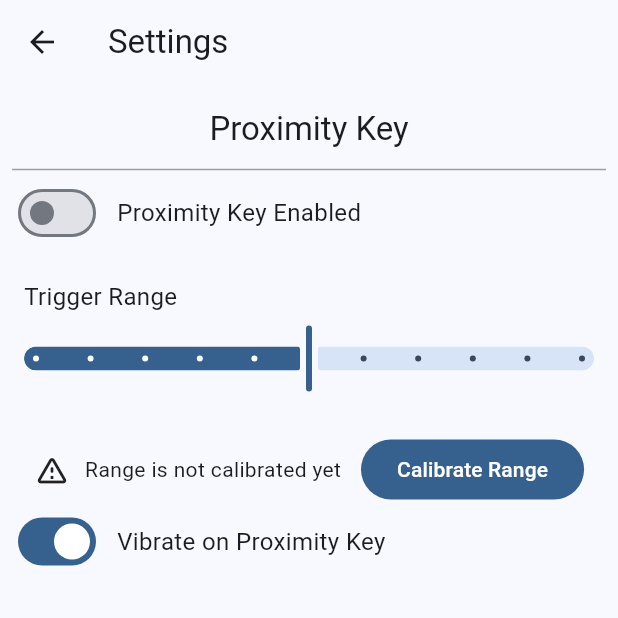
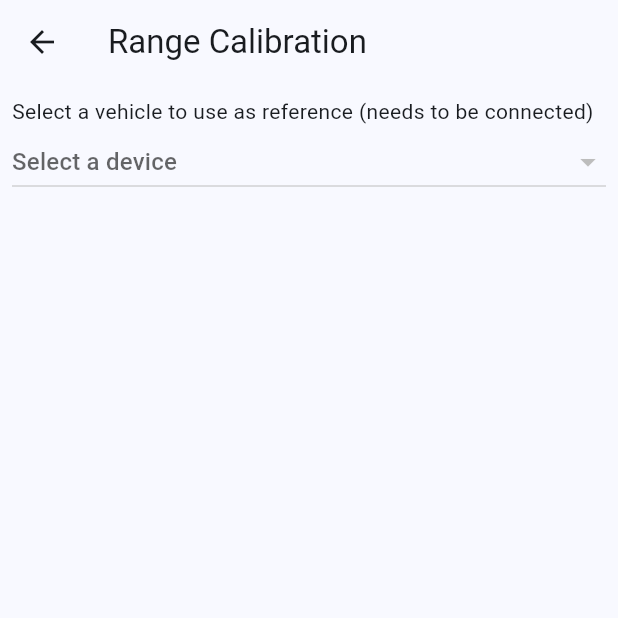
Before and after one commit to Mauznemo/OpenCarKey, a Flutter app: the SettingsPage screen opened by its route, after a tap on "Calibrate Range", on a phone screen of 412 x 824 dp, the top half of it. Run offline on Flutter 3.47's test engine with Material 3 defaults, Android fonts, the phone set to English and light mode, and no system bars; drawn by our look-alikes of dynamic_color; our stand-ins replace flutter_blue_plus, flutter_local_notifications, shared_preferences, vibration; missing offline and left inert: flutter_background_service; accounts and stored records are empty; statements that could not run were skipped.

Commit message:
feat(mobile app): add rssi for custom proximity key range

```diff
--- a/MobileApp/lib/main.dart
+++ b/MobileApp/lib/main.dart
@@ -2,6 +2,7 @@ import 'package:dynamic_color/dynamic_color.dart';
 import 'package:flutter/material.dart';
 
 import 'pages/home.dart';
+import 'pages/range_calibration.dart';
 import 'pages/settings.dart';
 import 'utils/utils.dart';
 
@@ -29,6 +30,7 @@ Future<void> main() async {
           routes: {
             '/': (context) => const HomePage(),
             '/settings': (context) => const SettingsPage(),
+            '/range_calibration': (context) => const RangeCalibrationPage(),
           },
         );
       },
--- /dev/null
+++ b/MobileApp/lib/pages/range_calibration.dart
@@ -0,0 +1,154 @@
+import 'dart:async';
+
+import 'package:flutter/material.dart';
+import 'package:flutter_background_service/flutter_background_service.dart';
+import 'package:shared_preferences/shared_preferences.dart';
+
+import '../services/ble_background_service.dart';
+import '../services/vehicle_service.dart';
+import '../types/ble_device.dart';
+import '../types/vehicle.dart';
+
+class RangeCalibrationPage extends StatefulWidget {
+  const RangeCalibrationPage({super.key});
+
+  @override
+  State<RangeCalibrationPage> createState() => _RangeCalibrationPageState();
+}
+
+class _RangeCalibrationPageState extends State<RangeCalibrationPage> {
+  final FlutterBackgroundService service = FlutterBackgroundService();
+  late SharedPreferences prefs;
+  List<Vehicle> connectedVehicles = [];
+  List<BleDevice> connectedDevices = [];
+  Vehicle? selectedVehicle;
+  late Timer timer;
+  late StreamSubscription<Map<String, dynamic>?> sub;
+
+  double triggerStrength = -200;
+
+  void loadPrefs() async {
+    prefs = await SharedPreferences.getInstance();
+
+    triggerStrength = prefs.getDouble('triggerStrength') ?? -200;
+
+    final vehiclesData = await VehicleStorage.getVehicles();
+
+    setState(() {
+      connectedVehicles = vehiclesData
+          .map((vehicle) => Vehicle(
+                device: BleDevice(
+                    macAddress: vehicle.macAddress,
+                    isConnected: connectedDevices.any(
+                        (element) => element.macAddress == vehicle.macAddress)),
+                data: vehicle,
+              ))
+          .toList()
+          .where((element) => element.device.isConnected)
+          .toList();
+    });
+  }
+
+  void getConnectedDevices() async {
+    if (!mounted) return;
+
+    setState(() {});
+
+    connectedDevices = await BleBackgroundService.getConnectedDevices();
+  }
+
+  void readSignalStrength() async {
+    if (selectedVehicle == null) return;
+    BleBackgroundService.sendMessage(selectedVehicle!.device, 'RSSI');
+  }
+
+  @override
+  void initState() {
+    super.initState();
+    getConnectedDevices();
+    loadPrefs();
+    timer = Timer.periodic(const Duration(seconds: 1), (timer) {
+      readSignalStrength();
+    });
+
+    sub = service.on('message_received').listen((event) {
+      if (event != null) {
+        if (event['message'].startsWith('RSSI:')) {
+          setState(() {
+            triggerStrength = double.parse(event['message'].split(':')[1]);
+          });
+        }
+      }
+    });
+  }
+
+  @override
+  void dispose() {
+    timer.cancel();
+    sub.cancel();
+    super.dispose();
+  }
+
+  @override
+  Widget build(BuildContext context) {
+    return Scaffold(
+      appBar: AppBar(title: Text('Range Calibration')),
+      body: Padding(
+        padding: const EdgeInsets.all(8.0),
+        child: Column(
+          children: [
+            Align(
+              alignment: Alignment.centerLeft,
+              child: Text(
+                'Select a vehicle to use as reference (needs to be connected)',
+              ),
+            ),
+            DropdownButton<Vehicle>(
+              value: selectedVehicle,
+              isExpanded: true,
+              hint: const Text('Select a device'),
+              onChanged: (Vehicle? newValue) {
+                setState(() {
+                  selectedVehicle = newValue;
+                });
+              },
+              items: connectedVehicles.map<DropdownMenuItem<Vehicle>>(
+                (Vehicle vehicle) {
+                  return DropdownMenuItem<Vehicle>(
+                    value: vehicle,
+                    child: Text(
+                      vehicle.data.name,
+                      overflow: TextOverflow.ellipsis,
+                    ),
+                  );
+                },
+              ).toList(),
+            ),
+            selectedVehicle == null
+                ? Container()
+                : Column(children: [
+                    const SizedBox(height: 150),
+                    Text(
+                        'Now go away from you vehicle until you are at the distance where proximity key should unlock and lock.',
+                        style: Theme.of(context).textTheme.titleMedium),
+                    const SizedBox(height: 50),
+                    Text(
+                        'Current signal strength: ${triggerStrength.toStringAsFixed(2)} dBm'),
+                    const SizedBox(height: 10),
+                    FilledButton(
+                        onPressed: () async {
+                          await prefs.setDouble(
+                              'triggerStrength', triggerStrength);
+                          BleBackgroundService.setProximityStrength(
+                              triggerStrength);
+                          setState(() {});
+                          Navigator.pop(context);
+                        },
+                        child: Text('Set distance'))
+                  ])
+          ],
+        ),
+      ),
+    );
+  }
+}
--- a/MobileApp/lib/pages/settings.dart
+++ b/MobileApp/lib/pages/settings.dart
@@ -14,14 +14,16 @@ class _SettingsState extends State<SettingsPage> {
   late SharedPreferences prefs;
   bool proximityKey = false;
   bool vibrate = true;
-  double triggerRange = 50;
+  double triggerStrength = -200;
+  double deadZone = 4;
 
   void loadPrefs() async {
     prefs = await SharedPreferences.getInstance();
 
     proximityKey = prefs.getBool('proximityKey') ?? false;
-    triggerRange = prefs.getDouble('triggerRange') ?? 50;
+    triggerStrength = prefs.getDouble('triggerStrength') ?? -200;
     vibrate = prefs.getBool('vibrate') ?? true;
+    deadZone = prefs.getDouble('deadZone') ?? 4;
 
     setState(() {});
   }
@@ -68,52 +70,6 @@ class _SettingsState extends State<SettingsPage> {
               ],
             ),
             const SizedBox(height: 20),
-            const Align(
-              alignment: Alignment.centerLeft,
-              child: Padding(
-                padding: EdgeInsets.only(left: 8.0),
-                child: Text(
-                  'Trigger Range',
-                  style: TextStyle(fontSize: 16),
-                ),
-              ),
-            ),
-            SliderTheme(
-              data: SliderTheme.of(context)
-                  .copyWith(year2023: false, padding: EdgeInsets.all(8)),
-              child: Slider(
-                  value: triggerRange,
-                  label: '${triggerRange.round().toString()}m',
-                  divisions: 10,
-                  min: 0,
-                  max: 100,
-                  onChanged: (value) {
-                    prefs.setDouble('triggerRange', value);
-                    BleBackgroundService.setProximityRange(value);
-
-                    setState(() {
-                      triggerRange = value;
-                    });
-                  }),
-            ),
-            const SizedBox(height: 20),
-            Padding(
-              padding: const EdgeInsets.symmetric(horizontal: 8),
-              child: Row(
-                mainAxisAlignment: MainAxisAlignment.spaceAround,
-                children: [
-                  Row(
-                    children: [
-                      const Icon(Icons.warning_amber_rounded),
-                      const SizedBox(width: 10),
-                      Text('Range is not calibrated yet'),
-                    ],
-                  ),
-                  FilledButton(
-                      onPressed: () {}, child: const Text('Calibrate Range')),
-                ],
-              ),
-            ),
             Row(
               children: [
                 Switch(
@@ -135,6 +91,88 @@ class _SettingsState extends State<SettingsPage> {
               ],
             ),
             const SizedBox(height: 20),
+            const Align(
+              alignment: Alignment.centerLeft,
+              child: Padding(
+                padding: EdgeInsets.only(left: 8.0),
+                child: Text(
+                  'Trigger Range',
+                  style: TextStyle(fontSize: 16),
+                ),
+              ),
+            ),
+            Padding(
+              padding: const EdgeInsets.symmetric(horizontal: 8),
+              child: Row(
+                mainAxisAlignment: MainAxisAlignment.spaceAround,
+                children: [
+                  triggerStrength == -200
+                      ? Row(
+                          children: [
+                            const Icon(Icons.warning_amber_rounded),
+                            const SizedBox(width: 10),
+                            Text('Range is not set yet'),
+                          ],
+                        )
+                      : Row(
+                          children: [
+                            const Icon(Icons.check_circle_outline),
+                            const SizedBox(width: 10),
+                            Text(
+                                'Range is set to ${triggerStrength.toStringAsFixed(2)} dBm'),
+                          ],
+                        ),
+                  FilledButton(
+                      onPressed: () async {
+                        await Navigator.pushNamed(
+                            context, '/range_calibration');
+                        triggerStrength =
+                            prefs.getDouble('triggerStrength') ?? -200;
+                        setState(() {});
+                      },
+                      child: const Text('Calibrate Range')),
+                ],
+              ),
+            ),
+            const SizedBox(height: 20),
+            Row(mainAxisAlignment: MainAxisAlignment.start, children: [
+              const Align(
+                alignment: Alignment.centerLeft,
+                child: Padding(
+                  padding: EdgeInsets.only(left: 8.0),
+                  child: Text(
+                    'Dead Zone',
+                    style: TextStyle(fontSize: 16),
+                  ),
+                ),
+              ),
+              Tooltip(
+                  message:
+                      'Range in which nothing will happen. Eg. 5m: After the car was locked you have to get around 5m closer to it to unlock again. This is to prevent rapid locking and unlocking if you are at the exact trigger distance',
+                  triggerMode: TooltipTriggerMode.tap,
+                  showDuration: const Duration(minutes: 2),
+                  child: Padding(
+                    padding: const EdgeInsets.symmetric(horizontal: 8.0),
+                    child: Icon(Icons.info_outline),
+                  )),
+            ]),
+            SliderTheme(
+                data: SliderTheme.of(context)
+                    .copyWith(year2023: false, padding: EdgeInsets.all(8)),
+                child: Slider(
+                    value: deadZone,
+                    min: 1,
+                    max: 15,
+                    divisions: 14,
+                    label: '${deadZone.toInt().toString()} m',
+                    onChanged: (value) {
+                      prefs.setDouble('deadZone', value);
+                      BleBackgroundService.setDeadZone(value);
+
+                      setState(() {
+                        deadZone = value;
+                      });
+                    }))
           ]),
         ));
   }
--- a/MobileApp/lib/services/ble_background_service.dart
+++ b/MobileApp/lib/services/ble_background_service.dart
@@ -17,11 +17,16 @@ import 'vehicle_service.dart';
 @pragma('vm:entry-point')
 class BleBackgroundService {
   static List<BackgroundVehicle> vehicles = [];
+  static List<String> _proxyLocked = [];
+  static final ValueNotifier<MessageData> _onMessageReceived =
+      ValueNotifier<MessageData>(MessageData('', ''));
+  static List<StreamSubscription?> _subscriptions = [];
   static final FlutterBackgroundService _service = FlutterBackgroundService();
   static late SharedPreferences _prefs;
   static bool _proximityKeyEnabled = false;
-  static double _proximityRange = 100;
+  static double _proximityStrength = 100;
   static bool _vibrate = true;
+  static double _deadZone = 4;
 
   // This should be in your main.dart before runApp
   static Future<void> initializeService() async {
@@ -100,7 +105,8 @@ class BleBackgroundService {
 
     _prefs = await SharedPreferences.getInstance();
     _proximityKeyEnabled = _prefs.getBool('proximityKey') ?? false;
-    _proximityRange = _prefs.getDouble('triggerRange') ?? 50;
+    _proximityStrength = _prefs.getDouble('triggerStrength') ?? -200;
+    _deadZone = _prefs.getDouble('deadZone') ?? 4;
     _vibrate = _prefs.getBool('vibrate') ?? true;
 
     service.on('set_proximity_key').listen((event) async {
@@ -108,7 +114,7 @@ class BleBackgroundService {
       bool enabled = event['enabled'];
       _proximityKeyEnabled = enabled;
 
-      String message = enabled ? 'al' : 'ald';
+      String message = enabled ? 'PROX_KEY_ON' : 'PROX_KEY_OFF';
       for (final vehicle in vehicles) {
         await BleService.sendMessage(vehicle.device, message);
       }
@@ -120,11 +126,26 @@ class BleBackgroundService {
       _vibrate = enabled;
     });
 
-    service.on('set_proximity_range').listen((event) {
+    service.on('set_dead_zone').listen((event) async {
       if (event == null) return;
-      double range = event['range'];
-      _proximityRange = range;
-      //TODO: Do calculation for rssi
+      double deadZone = event['deadZone'].toDouble();
+      _deadZone = deadZone;
+      for (final vehicle in vehicles) {
+        if (!vehicle.device.isConnected) continue;
+        await BleService.sendMessage(vehicle.device,
+            'RSSI_TRIG:${_proximityStrength.toStringAsFixed(2)},${deadZone.toInt()}');
+      }
+    });
+
+    service.on('set_proximity_strength').listen((event) async {
+      if (event == null) return;
+      double strength = event['strength'].toDouble();
+      _proximityStrength = strength;
+      for (final vehicle in vehicles) {
+        if (!vehicle.device.isConnected) continue;
+        await BleService.sendMessage(vehicle.device,
+            'RSSI_TRIG:${strength.toStringAsFixed(2)},${_deadZone.toInt()}');
+      }
     });
 
     service.on('reload_vehicles').listen((event) async {
@@ -191,34 +212,71 @@ class BleBackgroundService {
       changedVehicle.device = event.device;
 
       if (event.connectionState == BluetoothConnectionState.connected) {
-        _updateNotification(
-            flutterLocalNotificationsPlugin,
-            'Connected to ${changedVehicle.data.name}',
-            '${changedVehicle.data.name} is connected');
         // Give the connection a moment to stabilize
         await Future.delayed(Duration(milliseconds: 500));
+
+        //Sub to notifications from the device
+        final services = await event.device.discoverServices();
+        final service = services.firstWhere((service) =>
+            service.uuid == Guid('0000ffe0-0000-1000-8000-00805f9b34fb'));
+        final characteristic = service.characteristics.firstWhere(
+            (characteristic) =>
+                characteristic.uuid ==
+                Guid('0000ffe1-0000-1000-8000-00805f9b34fb'));
+
+        await characteristic.setNotifyValue(true);
+        StreamSubscription? notificationSubscription =
+            characteristic.onValueReceived.listen((value) {
+          _onMessageReceived.value =
+              MessageData(event.device.remoteId.str, utf8.decode(value));
+        });
+
+        _subscriptions
+            .add(notificationSubscription); //TODO: remove if no longer needed
+
+        if (_proximityKeyEnabled) {
+          _updateNotification(
+              flutterLocalNotificationsPlugin,
+              'Connected to ${changedVehicle.data.name}',
+              '${changedVehicle.data.name} connected. Go closer to unlock!');
+        } else {
+          _updateNotification(
+              flutterLocalNotificationsPlugin,
+              'Connected to ${changedVehicle.data.name}',
+              '${changedVehicle.data.name} connected.');
+        }
         await BleService.sendMessage(
             changedVehicle.device, 'AUTH:${changedVehicle.data.pin}');
-        await BleService.sendMessage(changedVehicle.device, 'ds');
+        await Future.delayed(Duration(milliseconds: 200));
+        await BleService.sendMessage(changedVehicle.device, 'SEND_DATA');
 
         if (_proximityKeyEnabled) {
-          //TODO: Calculate distance and wait until in range
-          await BleService.sendMessage(changedVehicle.device, 'al');
-          if (_vibrate) {
-            _vibrateLongTwice();
-          }
+          await Future.delayed(Duration(milliseconds: 200));
+          await BleService.sendMessage(changedVehicle.device,
+              'RSSI_TRIG:${-40},${4}'); //_proximityStrength.toStringAsFixed(2)
+          await Future.delayed(Duration(milliseconds: 200));
+          await BleService.sendMessage(changedVehicle.device, 'PROX_KEY_ON');
         }
 
         await BleDeviceStorage.addDevice(changedVehicle.device.remoteId.str);
       } else if (event.connectionState ==
           BluetoothConnectionState.disconnected) {
-        _updateNotification(
-            flutterLocalNotificationsPlugin,
-            'Disconnected from ${changedVehicle.data.name}',
-            '${changedVehicle.data.name} is disconnected. Waiting for connection');
+        if (_proximityKeyEnabled) {
+          _updateNotification(
+              flutterLocalNotificationsPlugin,
+              'Disconnected from ${changedVehicle.data.name} (Proxy Locked)',
+              '${changedVehicle.data.name} disconnected and was locked. Waiting for connection...');
+        } else {
+          _updateNotification(
+              flutterLocalNotificationsPlugin,
+              'Disconnected from ${changedVehicle.data.name}',
+              '${changedVehicle.data.name} is disconnected. Waiting for connection...');
+        }
 
-        //TODO: Check range while connected and do if out of set range
-        if (_proximityKeyEnabled && _vibrate) {
+        //The device was disconnected without having time to say it locked, so let the user know it was locked here
+        if (_proximityKeyEnabled &&
+            _vibrate &&
+            !_proxyLocked.contains(event.device.remoteId.str)) {
           _vibrateLongTwice();
         }
 
@@ -234,39 +292,48 @@ class BleBackgroundService {
       );
     });
 
-    FlutterBluePlus.events.onCharacteristicReceived.listen((event) {
-      print('Characteristic received: ${utf8.decode(event.value)}');
+    _onMessageReceived.addListener(() {
+      final messageData = _onMessageReceived.value;
+      print('Message received: ${messageData.message}');
+
+      if (messageData.message.startsWith('LOCKED_PROX')) {
+        BackgroundVehicle? changedVehicle =
+            _getChangedVehicle(messageData.macAddress);
+
+        _proxyLocked.add(messageData.macAddress);
+        if (_vibrate) {
+          _vibrateLongTwice();
+        }
+
+        _updateNotification(
+            flutterLocalNotificationsPlugin,
+            'Connected to ${changedVehicle?.data.name ?? '<Failed to load name>'} (Proxy Locked)',
+            '${changedVehicle?.data.name ?? '<Failed to load name>'} connected and locked since it is too far away.');
+      } else if (messageData.message.startsWith('UNLOCKED_PROX')) {
+        BackgroundVehicle? changedVehicle =
+            _getChangedVehicle(messageData.macAddress);
+
+        _proxyLocked.remove(messageData.macAddress);
+        if (_vibrate) {
+          _vibrateLongTwice();
+        }
+
+        _updateNotification(
+            flutterLocalNotificationsPlugin,
+            'Connected to ${changedVehicle?.data.name ?? '<Failed to load name>'} (Proxy Unlocked)',
+            '${changedVehicle?.data.name ?? '<Failed to load name>'} connected and was unlocked.');
+      }
 
       service.invoke(
         'message_received',
         {
-          'macAddress': event.device.remoteId.toString(),
-          'message': utf8.decode(event.value),
+          'macAddress': messageData.macAddress,
+          'message': messageData.message,
         },
       );
     });
 
     _getVehicles();
-
-    // Periodic task
-    /*Timer.periodic(const Duration(hours: 1), (timer) async {
-      if (service is AndroidServiceInstance) {
-        if (await service.isForegroundService()) {
-          // Perform your background task here
-          print('Background service running...');
-
-
-
-          // Optional: Send data back to the main isolate
-          service.invoke('update', {
-            'current_date': DateTime.now().toIso8601String(),
-          });
-        }
-      } else {
-        // iOS-specific background task
-        print('iOS background service running...');
-      }
-    });*/
   }
 
   // iOS background handler
@@ -374,12 +441,16 @@ class BleBackgroundService {
     _service.invoke('set_vibrate', {'enabled': enabled});
   }
 
+  static void setDeadZone(double deadZone) {
+    _service.invoke('set_dead_zone', {'deadZone': deadZone});
+  }
+
   static void setProximityKey(bool enabled) {
     _service.invoke('set_proximity_key', {'enabled': enabled});
   }
 
-  static void setProximityRange(double range) {
-    _service.invoke('set_proximity_range', {'range': range});
+  static void setProximityStrength(double strength) {
+    _service.invoke('set_proximity_strength', {'strength': strength});
   }
 
   static void reloadVehicles() {
--- a/MobileApp/lib/services/ble_service.dart
+++ b/MobileApp/lib/services/ble_service.dart
@@ -1,3 +1,4 @@
+import 'dart:async';
 import 'dart:convert';
 
 import 'package:flutter/services.dart';
@@ -36,6 +37,8 @@ class BleService {
       await device.connect(autoConnect: true, mtu: null).catchError((e) {
         print('Connection error: $e');
       });
+
+      if (!device.isConnected) return null;
 
       print('Connected to device: ${device.advName}');
 
@@ -91,3 +94,10 @@ class BleService {
     }
   }
 }
+
+class MessageData {
+  final String macAddress;
+  final String message;
+
+  MessageData(this.macAddress, this.message);
+}
```
Also changed, not shown: MobileApp/lib/pages/home.dart (+6 -4 lines).
